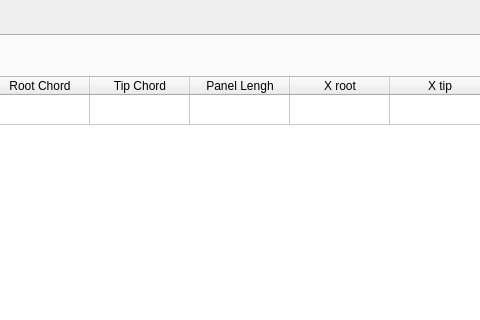
Above: resources/airPlaneDesignPlanedialog.ui from FredsFactory/FreeCAD_AirPlaneDesign before the change; both pictures show x 334 to 814 and y 0 to 320 of the 1046 by 557 pixel window. Below: the same form after it.
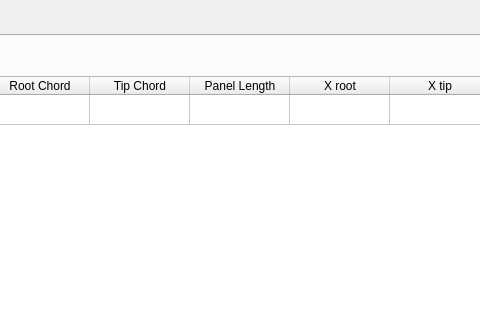
That is the form after the change. The open tabs and pages were chosen to show the change. Icons and pictures are not drawn.

```diff
--- a/resources/airPlaneDesignPlanedialog.ui
+++ b/resources/airPlaneDesignPlanedialog.ui
@@ -311,7 +311,7 @@
      </column>
      <column>
       <property name="text">
-       <string>Panel Lengh</string>
+       <string>Panel Length</string>
       </property>
      </column>
      <column>
```
